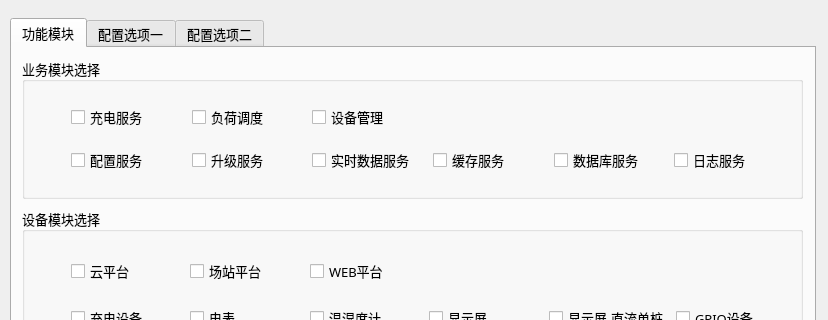
Old version of the form ConfigTool/configtool.ui in the repository wwkl3385/configTool_BY_QT; both pictures show x 0 to 828 and y 82 to 402 of the 828 by 813 pixel window.
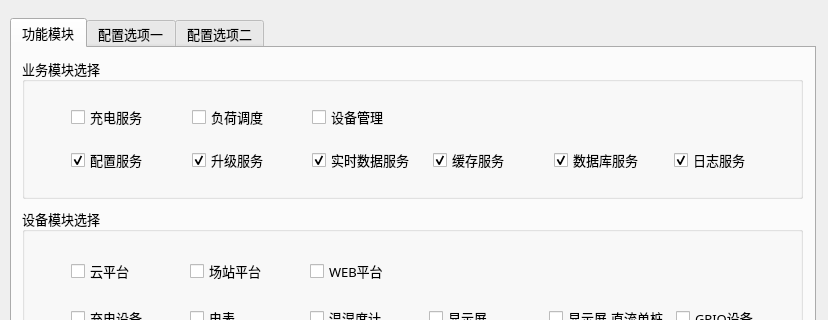
New version of the form. Icons and pictures are not drawn.

What changed in the file:
```diff
--- a/ConfigTool/configtool.ui
+++ b/ConfigTool/configtool.ui
@@ -66,6 +66,12 @@
          <property name="text">
           <string>配置服务</string>
          </property>
+         <property name="checkable">
+          <bool>true</bool>
+         </property>
+         <property name="checked">
+          <bool>true</bool>
+         </property>
         </widget>
        </item>
        <item row="1" column="2">
@@ -73,6 +79,15 @@
          <property name="text">
           <string>升级服务</string>
          </property>
+         <property name="checkable">
+          <bool>true</bool>
+         </property>
+         <property name="checked">
+          <bool>true</bool>
+         </property>
+         <property name="autoExclusive">
+          <bool>false</bool>
+         </property>
          <property name="tristate">
           <bool>false</bool>
          </property>
@@ -83,6 +98,9 @@
          <property name="text">
           <string>缓存服务</string>
          </property>
+         <property name="checked">
+          <bool>true</bool>
+         </property>
         </widget>
        </item>
        <item row="0" column="3">
@@ -97,6 +115,12 @@
          <property name="text">
           <string>实时数据服务</string>
          </property>
+         <property name="checkable">
+          <bool>true</bool>
+         </property>
+         <property name="checked">
+          <bool>true</bool>
+         </property>
         </widget>
        </item>
        <item row="1" column="6">
@@ -104,6 +128,12 @@
          <property name="text">
           <string>日志服务</string>
          </property>
+         <property name="checkable">
+          <bool>true</bool>
+         </property>
+         <property name="checked">
+          <bool>true</bool>
+         </property>
         </widget>
        </item>
        <item row="1" column="5">
@@ -111,6 +141,12 @@
          <property name="text">
           <string>数据库服务</string>
          </property>
+         <property name="checkable">
+          <bool>true</bool>
+         </property>
+         <property name="checked">
+          <bool>true</bool>
+         </property>
         </widget>
        </item>
        <item row="0" column="1">
```
